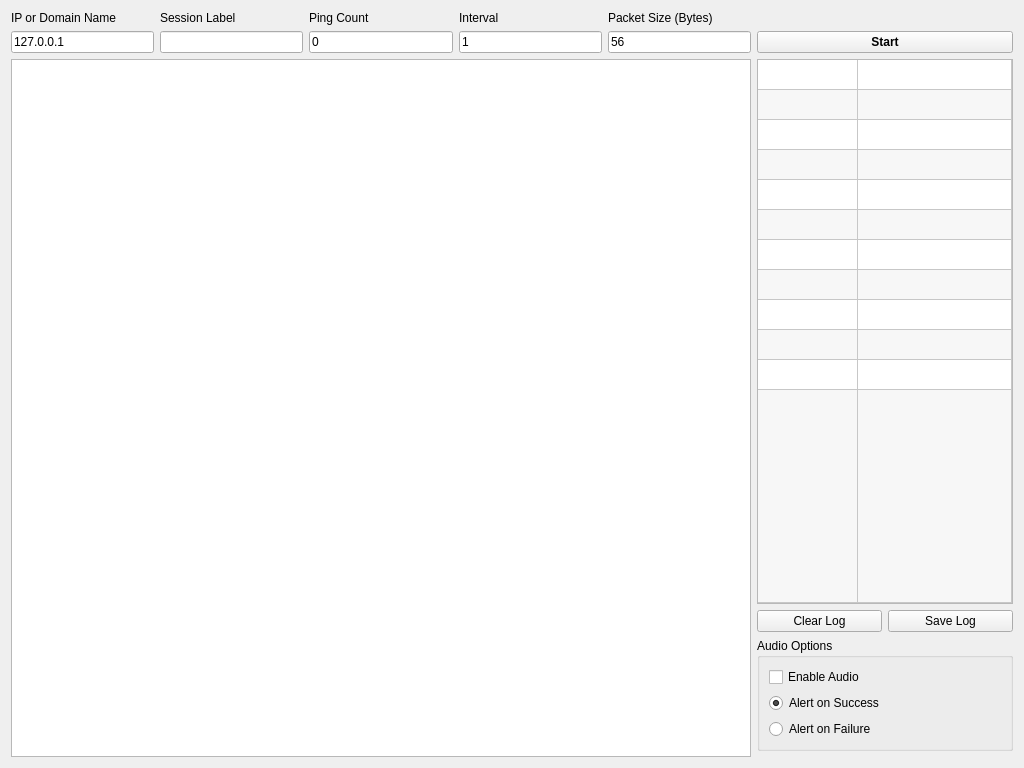
RainDogSoftware/pingpung, file pingpung/ppui/pptab.ui: the form before one commit.
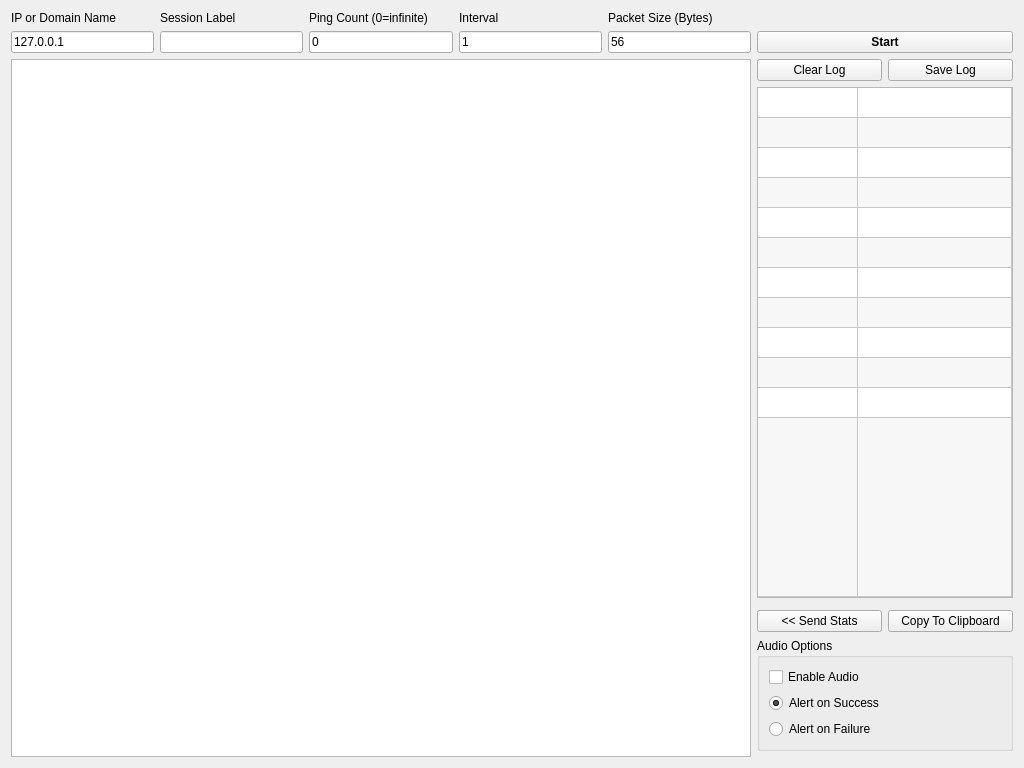
The form after the commit.

Commit message: added ability to copy stats table to clipboard

The edit to the form file:
```diff
--- a/pingpung/ppui/pptab.ui
+++ b/pingpung/ppui/pptab.ui
@@ -46,7 +46,7 @@
      <item row="0" column="2">
       <widget class="QLabel" name="label_2">
        <property name="text">
-        <string>Ping Count</string>
+        <string>Ping Count (0=infinite)</string>
        </property>
       </widget>
      </item>
@@ -57,13 +57,16 @@
        </property>
       </widget>
      </item>
-     <item row="2" column="5" colspan="2">
+     <item row="3" column="5" colspan="2">
       <widget class="QTableWidget" name="stats_table">
        <property name="alternatingRowColors">
         <bool>true</bool>
        </property>
        <property name="selectionMode">
-        <enum>QAbstractItemView::MultiSelection</enum>
+        <enum>QAbstractItemView::ExtendedSelection</enum>
+       </property>
+       <property name="selectionBehavior">
+        <enum>QAbstractItemView::SelectRows</enum>
        </property>
        <property name="rowCount">
         <number>12</number>
@@ -132,7 +135,7 @@
        </item>
       </widget>
      </item>
-     <item row="4" column="5" colspan="2">
+     <item row="6" column="5" colspan="2">
       <widget class="QGroupBox" name="audio_options">
        <property name="title">
         <string>Audio Options</string>
@@ -189,20 +192,6 @@
        </property>
       </widget>
      </item>
-     <item row="3" column="5">
-      <widget class="QPushButton" name="clear_log_button">
-       <property name="text">
-        <string>Clear Log</string>
-       </property>
-      </widget>
-     </item>
-     <item row="3" column="6">
-      <widget class="QPushButton" name="save_log_button">
-       <property name="text">
-        <string>Save Log</string>
-       </property>
-      </widget>
-     </item>
      <item row="1" column="4">
       <widget class="QLineEdit" name="packet_size_line">
        <property name="text">
@@ -210,9 +199,6 @@
        </property>
       </widget>
      </item>
-     <item row="2" column="0" rowspan="4" colspan="5">
-      <widget class="QTextEdit" name="output_textedit"/>
-     </item>
      <item row="0" column="4">
       <widget class="QLabel" name="packet_size_label">
        <property name="text">
@@ -220,6 +206,37 @@
        </property>
       </widget>
      </item>
+     <item row="5" column="6">
+      <widget class="QPushButton" name="copy_stats_button">
+       <property name="text">
+        <string>Copy To Clipboard</string>
+       </property>
+      </widget>
+     </item>
+     <item row="5" column="5">
+      <widget class="QPushButton" name="send_stats_button">
+       <property name="text">
+        <string>&lt;&lt; Send Stats</string>
+       </property>
+      </widget>
+     </item>
+     <item row="2" column="5">
+      <widget class="QPushButton" name="clear_log_button">
+       <property name="text">
+        <string>Clear Log</string>
+       </property>
+      </widget>
+     </item>
+     <item row="2" column="6">
+      <widget class="QPushButton" name="save_log_button">
+       <property name="text">
+        <string>Save Log</string>
+       </property>
+      </widget>
+     </item>
+     <item row="2" column="0" rowspan="6" colspan="5">
+      <widget class="QTextEdit" name="output_textedit"/>
+     </item>
     </layout>
    </item>
   </layout>
```
Left out of the diff: 2 changed lines with no effect on the pictures. The commit also changes 1 other file.
